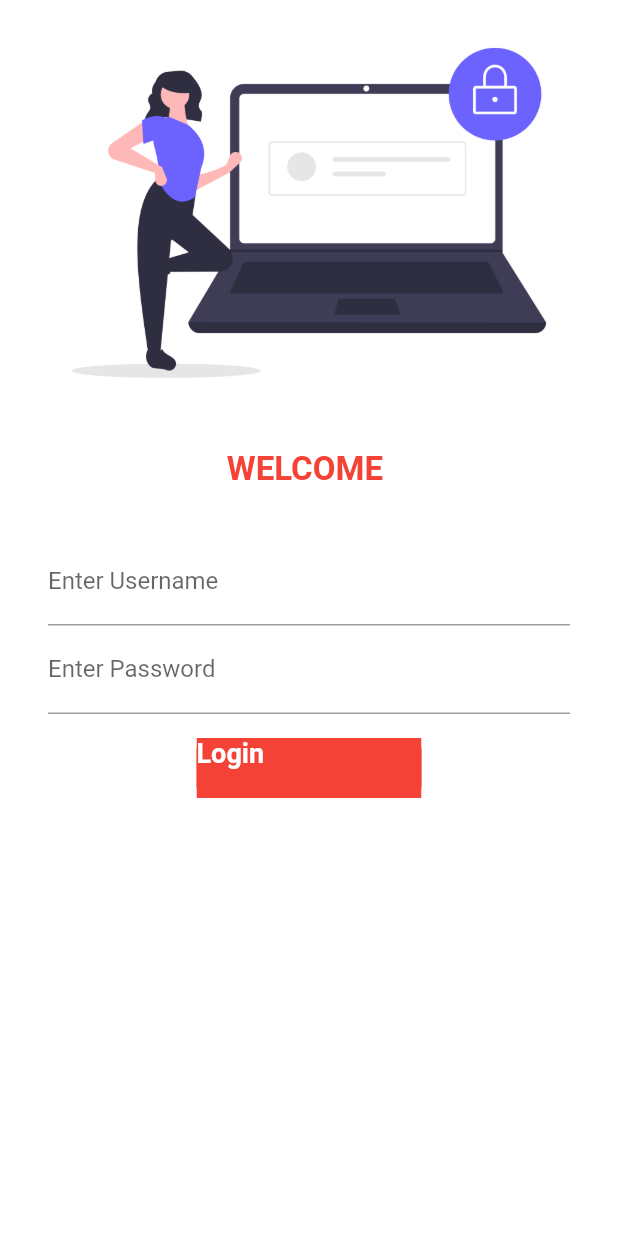
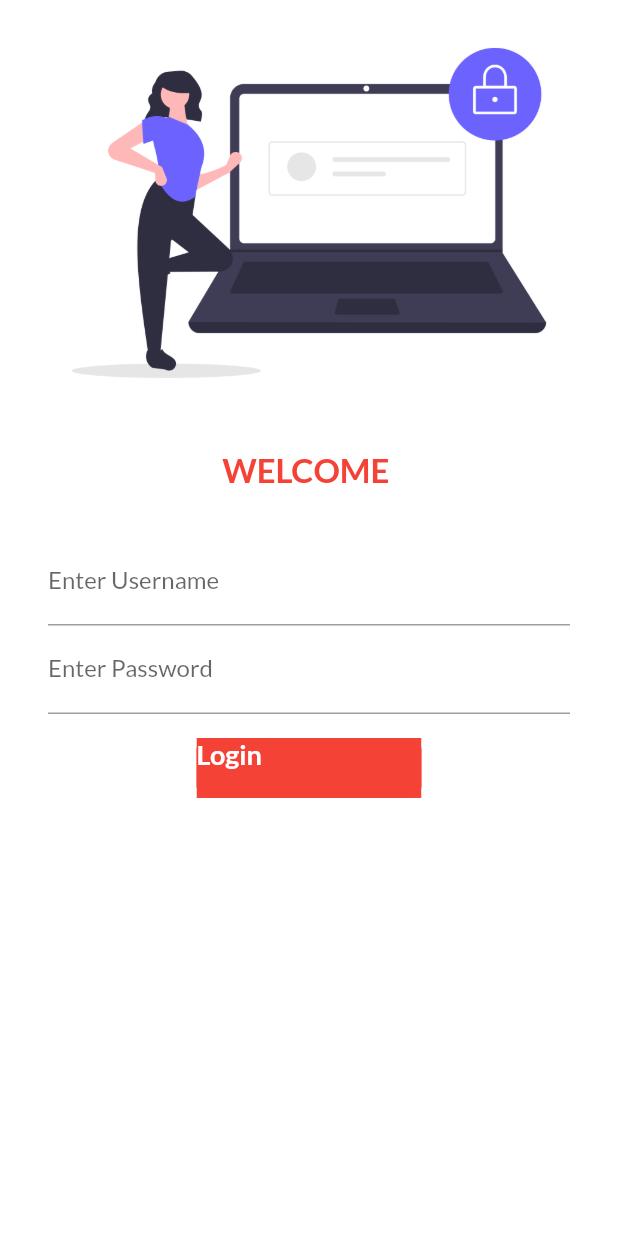
Before and after one commit to IkramGhalib/catlogs, a Flutter app: the screen it shows after launch, on a phone screen of 412 x 824 dp. Run offline on Flutter 3.47's test engine with Material 2 defaults, Android fonts, the phone set to English and light mode, and no system bars; our stand-ins replace google_fonts.

```diff
--- a/lib/login.dart
+++ b/lib/login.dart
@@ -14,6 +14,7 @@ class _LoginState extends State<Login> {
   String name="";
   bool changeButton=false;
   final _formKey = GlobalKey<FormState>();
+  //form if validation true run this code other wise run 1=>
   moveToHome(BuildContext context) async{
     if(_formKey.currentState!.validate()) {
       setState(() {
@@ -47,6 +48,7 @@ class _LoginState extends State<Login> {
               decoration: InputDecoration(
                 hintText: "Username",labelText: "Enter Username",
             ),
+              //=>1 run this code
               validator: (value){
               if(value!.isEmpty){
                 return "Please Enter Your Email";
--- a/lib/main.dart
+++ b/lib/main.dart
@@ -1,32 +1,30 @@
-import 'package:ecomerce/home.dart';
 import 'package:ecomerce/utils/routes.dart';
 import 'package:flutter/material.dart';
 import 'package:google_fonts/google_fonts.dart';
 
+import 'home.dart';
 import 'login.dart';
-
-void main() {
+void main(){
   runApp(MyApp());
 }
+class MyApp extends StatelessWidget {
 
-class MyApp extends StatelessWidget {
-  // This widget is the root of your application.
   @override
   Widget build(BuildContext context) {
     return MaterialApp(
+      title: "Design Theme",
+      themeMode: ThemeMode.light,
+      theme: ThemeData(primarySwatch: Colors.red,
+      fontFamily: GoogleFonts.lato().fontFamily),
       debugShowCheckedModeBanner: false,
-      title: 'E-Commerce',
-      theme: ThemeData(
-        primarySwatch: Colors.deepPurple,
-        primaryTextTheme: GoogleFonts.latoTextTheme()
-      ),
-      initialRoute: "/",
+      darkTheme: ThemeData(brightness: Brightness.dark),
+      // home: Drawer(),
+      // initialRoute: MyRoutes.homeRoutes,
       routes: {
-        MyRoutes.loginRoutes: (context)=>Login(),
-        MyRoutes.homeRoutes: (context)=>Home(),
+        "/":(context)=>Login(),
+        MyRoutes.loginRoutes:(context)=>Login(),
+        MyRoutes.homeRoutes:(context)=>Home()
       },
-      home: Login(),
-
     );
   }
 }
```
Also changed, not shown: lib/home.dart (+14 -7 lines), lib/widgets/drawer.dart (added, +22 -0 lines).
